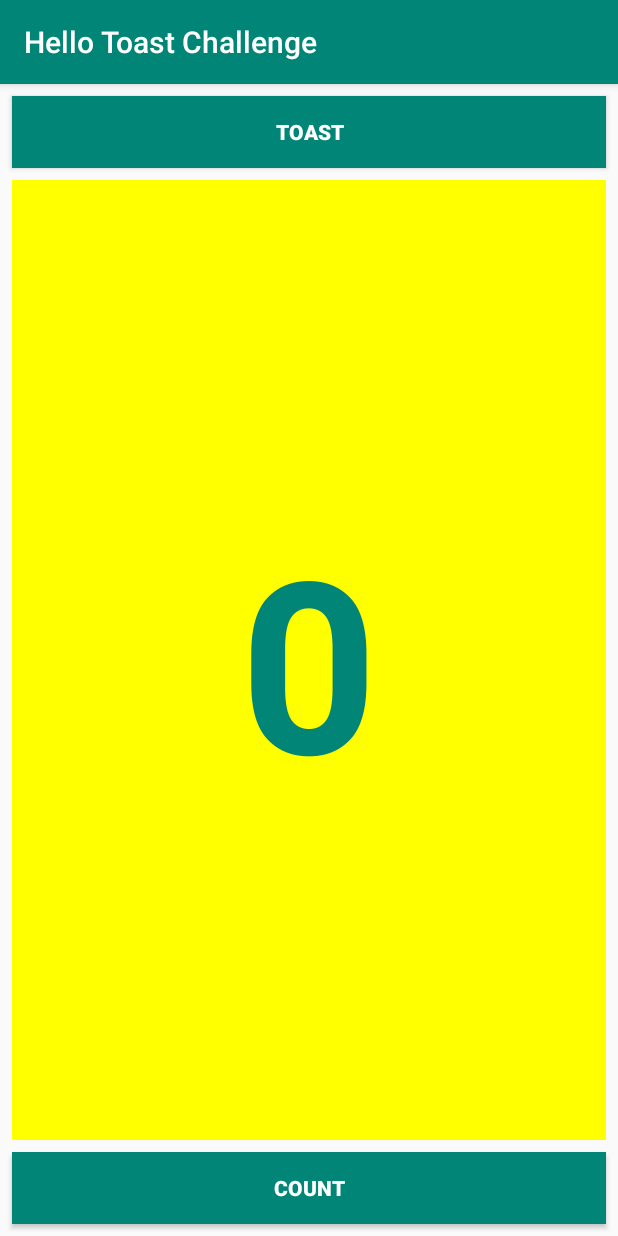
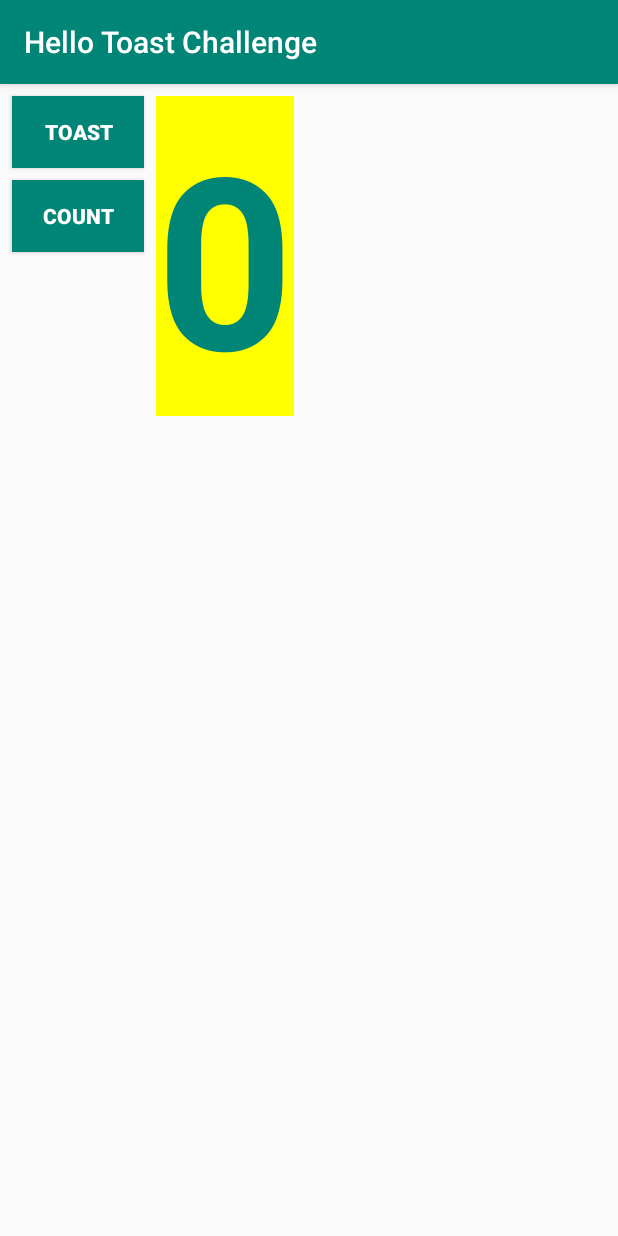
Before and after one commit to koolrik/MADExercises, an Android app: the screen it shows after launch (MainActivity), on a phone screen of 412 x 824 dp. Run offline under Robolectric (Android 15) with nearby library versions, the phone set to English and light mode, and no system bars.

Commit message:
Files rearranged.

```diff
--- a/Week1/HelloToastChallenge/app/src/main/res/layout/activity_main.xml
+++ b/Week1/HelloToastChallenge/app/src/main/res/layout/activity_main.xml
@@ -13,16 +13,13 @@
         android:layout_marginStart="8dp"
         android:layout_marginLeft="8dp"
         android:layout_marginTop="8dp"
-        android:layout_marginEnd="8dp"
-        android:layout_marginRight="8dp"
         android:background="@color/colorPrimary"
+        android:onClick="showToast"
         android:text="@string/button_label_toast"
         android:textColor="@android:color/white"
         android:textStyle="bold"
-        app:layout_constraintEnd_toEndOf="parent"
         app:layout_constraintStart_toStartOf="parent"
-        app:layout_constraintTop_toTopOf="parent"
-        android:onClick="showToast" />
+        app:layout_constraintTop_toTopOf="parent" />
 
     <Button
         android:id="@+id/button_count"
@@ -30,35 +27,29 @@
         android:layout_height="wrap_content"
         android:layout_marginStart="8dp"
         android:layout_marginLeft="8dp"
-        android:layout_marginEnd="8dp"
-        android:layout_marginRight="8dp"
-        android:layout_marginBottom="8dp"
+        android:layout_marginTop="8dp"
         android:background="@color/colorPrimary"
+        android:onClick="countUp"
         android:text="@string/button_label_count"
         android:textColor="@android:color/white"
         android:textStyle="bold"
-        app:layout_constraintBottom_toBottomOf="parent"
-        app:layout_constraintEnd_toEndOf="parent"
         app:layout_constraintStart_toStartOf="parent"
-        android:onClick="countUp" />
+        app:layout_constraintTop_toBottomOf="@+id/button_toast" />
 
     <TextView
         android:id="@+id/show_count"
-        android:layout_width="0dp"
-        android:layout_height="0dp"
+        android:layout_width="wrap_content"
+        android:layout_height="wrap_content"
+        android:layout_marginStart="8dp"
         android:layout_marginLeft="8dp"
         android:layout_marginTop="8dp"
-        android:layout_marginRight="8dp"
-        android:layout_marginBottom="8dp"
         android:background="#FFFF00"
         android:gravity="center"
         android:text="@string/count_initial_value"
         android:textColor="@color/colorPrimary"
         android:textSize="160sp"
         android:textStyle="bold"
-        app:layout_constraintBottom_toTopOf="@+id/button_count"
-        app:layout_constraintLeft_toLeftOf="parent"
-        app:layout_constraintRight_toRightOf="parent"
-        app:layout_constraintTop_toBottomOf="@+id/button_toast" />
+        app:layout_constraintStart_toEndOf="@+id/button_toast"
+        app:layout_constraintTop_toTopOf="parent" />
 
 </android.support.constraint.ConstraintLayout>
```
